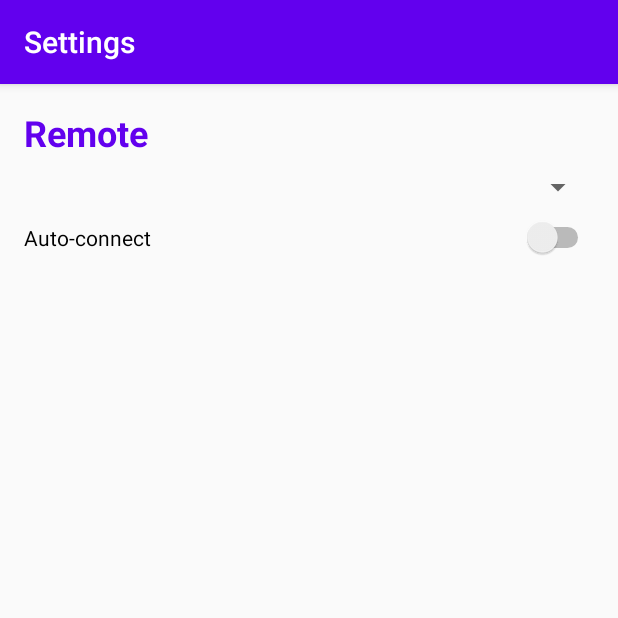
After one commit to vava94/EFControl, an Android app: the SettingsActivity screen opened directly, with no data from a screen before it, on a phone screen of 412 x 824 dp, the top half of it. The commit adds this screen. Run offline under Robolectric (Android 15) with nearby library versions, the phone set to English and light mode, and no system bars.

```diff
--- a/app/src/main/AndroidManifest.xml
+++ b/app/src/main/AndroidManifest.xml
@@ -4,6 +4,7 @@
 
     <uses-permission android:name="android.permission.ACCESS_FINE_LOCATION" />
     <uses-permission android:name="android.permission. ACCESS_COARSE_LOCATION" />
+    <uses-permission android:name="android.permission.BLUETOOTH_ADMIN" />
     <uses-permission android:name="android.permission.INTERNET" />
     <uses-permission android:name="android.permission.BLUETOOTH" />
 
@@ -14,10 +15,12 @@
         android:roundIcon="@mipmap/ic_launcher_round"
         android:supportsRtl="true"
         android:theme="@style/AppTheme">
+        <activity android:name=".SettingsActivity"></activity>
+
         <service
             android:name=".CommunicationService"
             android:enabled="true"
-            android:exported="false"/>
+            android:exported="false" />
 
         <activity android:name=".MainActivity">
             <intent-filter>
--- a/app/src/main/java/com/catanddev/ef_control/GPSManager.kt
+++ b/app/src/main/java/com/catanddev/ef_control/GPSManager.kt
@@ -19,7 +19,8 @@ interface GPSCallback {
     fun onGPSUpdate(location : Location)
 }
 
-/// TODO: Заменть на GNSS Measurement
+//TODO: Заменть на GNSS Measurement
+
 class GPSManager(var context: Context) : android.location.GpsStatus.Listener {
 
     private val gpsMinTime : Long = 500
--- /dev/null
+++ b/app/src/main/java/com/catanddev/ef_control/SettingsActivity.kt
@@ -0,0 +1,77 @@
+package com.catanddev.ef_control
+
+import android.bluetooth.BluetoothAdapter
+import android.bluetooth.BluetoothDevice
+import android.content.Context
+import android.content.Intent
+import android.os.Bundle
+import android.view.View
+import android.widget.AdapterView
+import android.widget.ArrayAdapter
+import android.widget.Spinner
+import androidx.appcompat.app.AppCompatActivity
+
+private lateinit var remoteSpinner: Spinner
+private lateinit var allDevices: MutableSet<BluetoothDevice>
+
+class SettingsActivity : AppCompatActivity() {
+
+    override fun onCreate(savedInstanceState: Bundle?) {
+        super.onCreate(savedInstanceState)
+        setContentView(R.layout.activity_settings)
+        val mAddress = intent.getStringExtra("DEFAULT_REMOTE")
+        remoteSpinner = findViewById(R.id.remote_spinner)
+
+        val bluetoothAdapter = BluetoothAdapter.getDefaultAdapter()
+
+        if (bluetoothAdapter == null) {
+            // device doesn't support bluetooth
+        } else {
+
+            // bluetooth is off, ask user to on it.
+            if (!bluetoothAdapter.isEnabled) {
+                val enableAdapter = Intent(BluetoothAdapter.ACTION_REQUEST_ENABLE)
+                startActivityForResult(enableAdapter, 0)
+            }
+
+            allDevices = bluetoothAdapter.bondedDevices
+            val mAdapterList = ArrayList<String>()
+            mAdapterList.add("---")
+            if (allDevices.size > 0) {
+                var mIndex = 0
+                var mSet = false
+                for(mCurrentDevice in allDevices) {
+                    mAdapterList.add(mCurrentDevice.name)
+                    if(!mSet) mIndex++
+                    if(mCurrentDevice.address == mAddress) mSet = true
+                }
+                remoteSpinner.adapter = ArrayAdapter(this, android.R.layout.simple_spinner_item, mAdapterList)
+                if (mSet) remoteSpinner.setSelection(mIndex)
+            }
+
+        }
+        title = getString(R.string.action_settings)
+    }
+
+    override fun onResume() {
+        remoteSpinner.onItemSelectedListener = object : AdapterView.OnItemSelectedListener {
+            override fun onItemSelected(p0: AdapterView<*>?, p1: View?, p2: Int, p3: Long) {
+                val sharedPrefs = getSharedPreferences("Settings", Context.MODE_PRIVATE)
+                with(sharedPrefs.edit()) {
+                    if (p2 == 0) putString("DEFAULT_REMOTE", "")
+                    else {
+                        putString("DEFAULT_REMOTE", allDevices.elementAt(p2 - 1).address)
+                        putString("DEFAULT_UUID", allDevices.elementAt(p2 - 1).uuids[0].toString())
+                    }
+                    apply()
+                }
+            }
+
+            override fun onNothingSelected(p0: AdapterView<*>?) {
+
+            }
+        }
+        super.onResume()
+    }
+
+}
--- /dev/null
+++ b/app/src/main/res/drawable/ic_baseline_settings_24.xml
@@ -0,0 +1,5 @@
+<vector android:height="24dp" android:tint="#FFFFFF"
+    android:viewportHeight="24" android:viewportWidth="24"
+    android:width="24dp" xmlns:android="http://schemas.android.com/apk/res/android">
+    <path android:fillColor="@android:color/white" android:pathData="M19.14,12.94c0.04,-0.3 0.06,-0.61 0.06,-0.94c0,-0.32 -0.02,-0.64 -0.07,-0.94l2.03,-1.58c0.18,-0.14 0.23,-0.41 0.12,-0.61l-1.92,-3.32c-0.12,-0.22 -0.37,-0.29 -0.59,-0.22l-2.39,0.96c-0.5,-0.38 -1.03,-0.7 -1.62,-0.94L14.4,2.81c-0.04,-0.24 -0.24,-0.41 -0.48,-0.41h-3.84c-0.24,0 -0.43,0.17 -0.47,0.41L9.25,5.35C8.66,5.59 8.12,5.92 7.63,6.29L5.24,5.33c-0.22,-0.08 -0.47,0 -0.59,0.22L2.74,8.87C2.62,9.08 2.66,9.34 2.86,9.48l2.03,1.58C4.84,11.36 4.8,11.69 4.8,12s0.02,0.64 0.07,0.94l-2.03,1.58c-0.18,0.14 -0.23,0.41 -0.12,0.61l1.92,3.32c0.12,0.22 0.37,0.29 0.59,0.22l2.39,-0.96c0.5,0.38 1.03,0.7 1.62,0.94l0.36,2.54c0.05,0.24 0.24,0.41 0.48,0.41h3.84c0.24,0 0.44,-0.17 0.47,-0.41l0.36,-2.54c0.59,-0.24 1.13,-0.56 1.62,-0.94l2.39,0.96c0.22,0.08 0.47,0 0.59,-0.22l1.92,-3.32c0.12,-0.22 0.07,-0.47 -0.12,-0.61L19.14,12.94zM12,15.6c-1.98,0 -3.6,-1.62 -3.6,-3.6s1.62,-3.6 3.6,-3.6s3.6,1.62 3.6,3.6S13.98,15.6 12,15.6z"/>
+</vector>
--- /dev/null
+++ b/app/src/main/res/drawable/ic_bluetooth_disable.xml
@@ -0,0 +1,5 @@
+<vector android:height="24dp" android:tint="#FFFFFF"
+    android:viewportHeight="24" android:viewportWidth="24"
+    android:width="24dp" xmlns:android="http://schemas.android.com/apk/res/android">
+    <path android:fillColor="@android:color/white" android:pathData="M13,5.83l1.88,1.88 -1.6,1.6 1.41,1.41 3.02,-3.02L12,2h-1v5.03l2,2v-3.2zM5.41,4L4,5.41 10.59,12 5,17.59 6.41,19 11,14.41V22h1l4.29,-4.29 2.3,2.29L20,18.59 5.41,4zM13,18.17v-3.76l1.88,1.88L13,18.17z"/>
+</vector>
--- /dev/null
+++ b/app/src/main/res/layout/activity_settings.xml
@@ -0,0 +1,48 @@
+<?xml version="1.0" encoding="utf-8"?>
+<androidx.constraintlayout.widget.ConstraintLayout xmlns:android="http://schemas.android.com/apk/res/android"
+    xmlns:app="http://schemas.android.com/apk/res-auto"
+    xmlns:tools="http://schemas.android.com/tools"
+    android:layout_width="match_parent"
+    android:layout_height="match_parent"
+    tools:context=".SettingsActivity">
+
+    <TextView
+        android:id="@+id/textView"
+        android:layout_width="0dp"
+        android:layout_height="wrap_content"
+        android:layout_marginStart="16dp"
+        android:layout_marginTop="16dp"
+        android:layout_marginEnd="16dp"
+        android:text="@string/remote_txt"
+        android:textAlignment="viewStart"
+        android:textColor="@color/colorPrimary"
+        android:textSize="24sp"
+        android:textStyle="bold"
+        app:layout_constraintEnd_toEndOf="parent"
+        app:layout_constraintStart_toStartOf="parent"
+        app:layout_constraintTop_toTopOf="parent" />
+
+    <Spinner
+        android:id="@+id/remote_spinner"
+        android:layout_width="match_parent"
+        android:layout_height="wrap_content"
+        android:layout_marginStart="16dp"
+        android:layout_marginTop="8dp"
+        android:layout_marginEnd="16dp"
+        app:layout_constraintEnd_toEndOf="parent"
+        app:layout_constraintStart_toStartOf="parent"
+        app:layout_constraintTop_toBottomOf="@+id/textView" />
+
+    <Switch
+        android:id="@+id/switch1"
+        android:layout_width="0dp"
+        android:layout_height="0dp"
+        android:layout_marginStart="16dp"
+        android:layout_marginTop="8dp"
+        android:layout_marginEnd="16dp"
+        android:text="@string/auto_connect_txt"
+        app:layout_constraintEnd_toEndOf="parent"
+        app:layout_constraintStart_toStartOf="parent"
+        app:layout_constraintTop_toBottomOf="@+id/remote_spinner" />
+
+</androidx.constraintlayout.widget.ConstraintLayout>
--- a/app/src/main/res/values/strings.xml
+++ b/app/src/main/res/values/strings.xml
@@ -13,4 +13,8 @@
     <string name="status_txt">Status</string>
     <string name="disabled_txt">Disabled</string>
     <string name="kmh_txt">km/h</string>
+    <string name="action_connect_remote">Connect remote</string>
+    <string name="action_settings">Settings</string>
+    <string name="auto_connect_txt">Auto-connect</string>
+    <string name="no_remote_message">Remote is not set</string>
 </resources>
--- a/app/src/main/res/values/styles.xml
+++ b/app/src/main/res/values/styles.xml
@@ -1,6 +1,6 @@
 <resources>
     <!-- Base application theme. -->
-    <style name="AppTheme" parent="Theme.AppCompat.Light.NoActionBar">
+    <style name="AppTheme" parent="Theme.AppCompat.Light.DarkActionBar">
         <!-- Customize your theme here. -->
         <item name="colorPrimary">@color/colorPrimary</item>
         <item name="colorPrimaryDark">@color/colorPrimaryDark</item>
--- a/build.gradle
+++ b/build.gradle
@@ -6,7 +6,7 @@ buildscript {
         jcenter()
     }
     dependencies {
-        classpath "com.android.tools.build:gradle:4.0.1"
+        classpath 'com.android.tools.build:gradle:4.1.0'
         classpath "org.jetbrains.kotlin:kotlin-gradle-plugin:$kotlin_version"
 
         // NOTE: Do not place your application dependencies here; they belong
```
Also changed, not shown: app/src/main/java/com/catanddev/ef_control/CommunicationService.kt (+124 -25 lines), app/src/main/java/com/catanddev/ef_control/MainActivity.kt (+72 -14 lines), app/src/main/res/menu/toolbar_menu.xml (added, +14 -0 lines), 3 other files.
